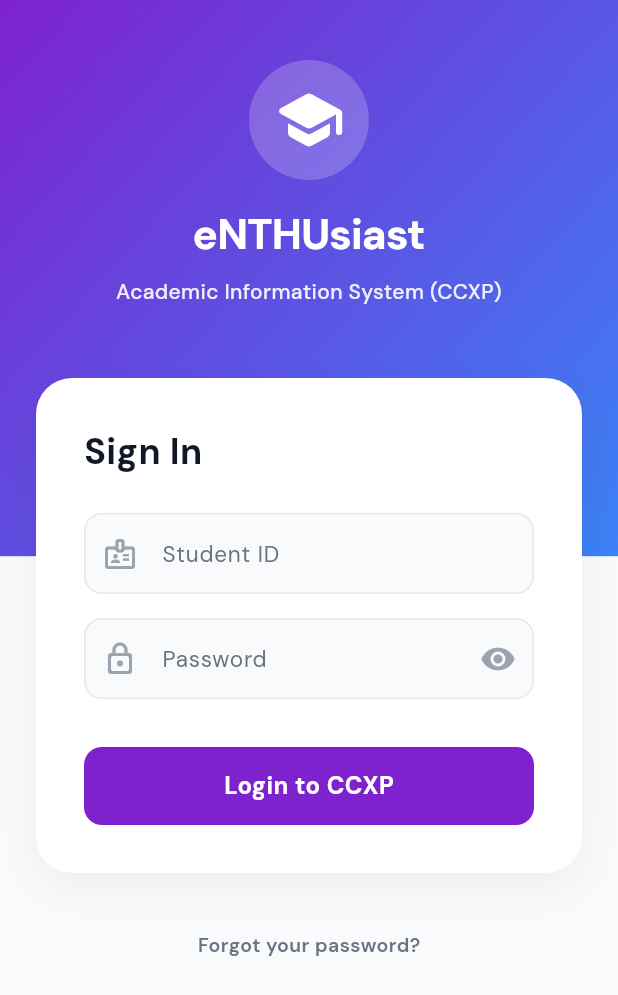
After one commit to LouiseDavise/eNTHUsiast, a Flutter app: the CcxpLoginScreen screen opened directly, on a phone screen of 412 x 824 dp. The commit adds this screen. Shown: the top 995 px of the screen. Run offline on Flutter 3.47's test engine with Material 3 defaults, Android fonts, the phone set to English and light mode, and no system bars; our stand-ins replace firebase_core, google_fonts; accounts and stored records are empty; network calls fail.

Commit message:
add: login page

```diff
--- /dev/null
+++ b/lib/screens/account/ccxp_login_screen.dart
@@ -0,0 +1,261 @@
+import 'package:flutter/material.dart';
+import 'package:google_fonts/google_fonts.dart';
+import '../../theme/app_theme.dart';
+
+class CcxpLoginScreen extends StatefulWidget {
+  const CcxpLoginScreen({super.key});
+
+  @override
+  State<CcxpLoginScreen> createState() => _CcxpLoginScreenState();
+}
+
+class _CcxpLoginScreenState extends State<CcxpLoginScreen> {
+  final _studentIdController = TextEditingController();
+  final _passwordController = TextEditingController();
+  bool _isPasswordVisible = false;
+  bool _isLoading = false;
+
+  @override
+  void dispose() {
+    _studentIdController.dispose();
+    _passwordController.dispose();
+    super.dispose();
+  }
+
+  void _handleLogin() async {
+    // Basic validation
+    if (_studentIdController.text.isEmpty || _passwordController.text.isEmpty) {
+      ScaffoldMessenger.of(context).showSnackBar(
+        const SnackBar(content: Text('Please enter both Student ID and Password')),
+      );
+      return;
+    }
+
+    setState(() => _isLoading = true);
+
+    // TODO: Implement actual CCXP authentication logic here
+    await Future.delayed(const Duration(seconds: 2)); // Simulating network request
+
+    if (mounted) {
+      setState(() => _isLoading = false);
+      // Navigate to the main app (replace '/home' with your actual root route)
+      Navigator.pushReplacementNamed(context, '/home');
+    }
+  }
+
+  @override
+  Widget build(BuildContext context) {
+    return Scaffold(
+      backgroundColor: const Color(0xFFF8FAFC),
+      body: SingleChildScrollView(
+        child: SizedBox(
+          height: MediaQuery.of(context).size.height,
+          child: Stack(
+            children: [
+              // ── Background Header Gradient ─────────────────────────────────
+              Positioned(
+                top: 0,
+                left: 0,
+                right: 0,
+                height: MediaQuery.of(context).size.height * 0.45,
+                child: Container(
+                  decoration: const BoxDecoration(
+                    gradient: LinearGradient(
+                      begin: Alignment.topLeft,
+                      end: Alignment.bottomRight,
+                      colors: [
+                        Color(0xFF7E22CE), // NTHU Purple-ish
+                        Color(0xFF3B82F6), // Blue accent
+                      ],
+                    ),
+                  ),
+                ),
+              ),
+
+              // ── Main Content ───────────────────────────────────────────────
+              SafeArea(
+                child: Padding(
+                  padding: const EdgeInsets.symmetric(horizontal: 24.0),
+                  child: Column(
+                    children: [
+                      const SizedBox(height: 40),
+
+                      // ── App Branding ───────────────────────────────────────
+                      Container(
+                        padding: const EdgeInsets.all(16),
+                        decoration: BoxDecoration(
+                          color: Colors.white.withOpacity(0.2),
+                          shape: BoxShape.circle,
+                        ),
+                        child: const Icon(
+                          Icons.school_rounded,
+                          size: 48,
+                          color: Colors.white,
+                        ),
+                      ),
+                      const SizedBox(height: 16),
+                      Text(
+                        'eNTHUsiast',
+                        style: GoogleFonts.dmSans(
+                          fontSize: 28,
+                          fontWeight: FontWeight.w800,
+                          color: Colors.white,
+                          letterSpacing: -0.5,
+                        ),
+                      ),
+                      const SizedBox(height: 8),
+                      Text(
+                        'Academic Information System (CCXP)',
+                        style: GoogleFonts.dmSans(
+                          fontSize: 14,
+                          fontWeight: FontWeight.w500,
+                          color: Colors.white.withOpacity(0.9),
+                        ),
+                        textAlign: TextAlign.center,
+                      ),
+
+                      const SizedBox(height: 48),
+
+                      // ── Login Form Card ────────────────────────────────────
+                      Container(
+                        padding: const EdgeInsets.all(32),
+                        decoration: BoxDecoration(
+                          color: Colors.white,
+                          borderRadius: BorderRadius.circular(24),
+                          boxShadow: [
+                            BoxShadow(
+                              color: Colors.black.withOpacity(0.05),
+                              blurRadius: 24,
+                              offset: const Offset(0, 8),
+                            ),
+                          ],
+                        ),
+                        child: Column(
+                          crossAxisAlignment: CrossAxisAlignment.start,
+                          children: [
+                            Text(
+                              'Sign In',
+                              style: GoogleFonts.dmSans(
+                                fontSize: 24,
+                                fontWeight: FontWeight.w700,
+                                color: const Color(0xFF111827),
+                              ),
+                            ),
+                            const SizedBox(height: 24),
+
+                            // Student ID Field
+                            TextField(
+                              controller: _studentIdController,
+                              keyboardType: TextInputType.number,
+                              textInputAction: TextInputAction.next,
+                              decoration: InputDecoration(
+                                labelText: 'Student ID',
+                                labelStyle: GoogleFonts.dmSans(color: const Color(0xFF6B7280)),
+                                prefixIcon: const Icon(Icons.badge_outlined, color: Color(0xFF9CA3AF)),
+                                enabledBorder: OutlineInputBorder(
+                                  borderRadius: BorderRadius.circular(12),
+                                  borderSide: const BorderSide(color: Color(0xFFE5E7EB)),
+                                ),
+                                focusedBorder: OutlineInputBorder(
+                                  borderRadius: BorderRadius.circular(12),
+                                  borderSide: const BorderSide(color: Color(0xFF7E22CE), width: 2),
+                                ),
+                                filled: true,
+                                fillColor: const Color(0xFFF9FAFB),
+                              ),
+                            ),
+                            const SizedBox(height: 16),
+
+                            // Password Field
+                            TextField(
+                              controller: _passwordController,
+                              obscureText: !_isPasswordVisible,
+                              textInputAction: TextInputAction.done,
+                              onSubmitted: (_) => _handleLogin(),
+                              decoration: InputDecoration(
+                                labelText: 'Password',
+                                labelStyle: GoogleFonts.dmSans(color: const Color(0xFF6B7280)),
+                                prefixIcon: const Icon(Icons.lock_outline_rounded, color: Color(0xFF9CA3AF)),
+                                suffixIcon: IconButton(
+                                  icon: Icon(
+                                    _isPasswordVisible ? Icons.visibility_off : Icons.visibility,
+                                    color: const Color(0xFF9CA3AF),
+                                  ),
+                                  onPressed: () {
+                                    setState(() => _isPasswordVisible = !_isPasswordVisible);
+                                  },
+                                ),
+                                enabledBorder: OutlineInputBorder(
+                                  borderRadius: BorderRadius.circular(12),
+                                  borderSide: const BorderSide(color: Color(0xFFE5E7EB)),
+                                ),
+                                focusedBorder: OutlineInputBorder(
+                                  borderRadius: BorderRadius.circular(12),
+                                  borderSide: const BorderSide(color: Color(0xFF7E22CE), width: 2),
+                                ),
+                                filled: true,
+                                fillColor: const Color(0xFFF9FAFB),
+                              ),
+                            ),
+                            const SizedBox(height: 32),
+
+                            // Login Button
+                            SizedBox(
+                              width: double.infinity,
+                              height: 52,
+                              child: FilledButton(
+                                onPressed: _isLoading ? null : _handleLogin,
+                                style: FilledButton.styleFrom(
+                                  backgroundColor: const Color(0xFF7E22CE),
+                                  shape: RoundedRectangleBorder(
+                                    borderRadius: BorderRadius.circular(12),
+                                  ),
+                                ),
+                                child: _isLoading
+                                    ? const SizedBox(
+                                        height: 24,
+                                        width: 24,
+                                        child: CircularProgressIndicator(
+                                          color: Colors.white,
+                                          strokeWidth: 2.5,
+                                        ),
+                                      )
+                                    : Text(
+                                        'Login to CCXP',
+                                        style: GoogleFonts.dmSans(
+                                          fontSize: 16,
+                                          fontWeight: FontWeight.w700,
+                                        ),
+                                      ),
+                              ),
+                            ),
+                          ],
+                        ),
+                      ),
+
+                      const SizedBox(height: 24),
+
+                      // ── Helpful Links ──────────────────────────────────────
+                      TextButton(
+                        onPressed: () {
+                          // TODO: Open NTHU forgot password website
+                        },
+                        child: Text(
+                          'Forgot your password?',
+                          style: GoogleFonts.dmSans(
+                            color: const Color(0xFF6B7280),
+                            fontWeight: FontWeight.w600,
+                          ),
+                        ),
+                      ),
+                    ],
+                  ),
+                ),
+              ),
+            ],
+          ),
+        ),
+      ),
+    );
+  }
+}
```
Also changed, not shown: lib/screens/account/profile_screen.dart (+19 -87 lines).
